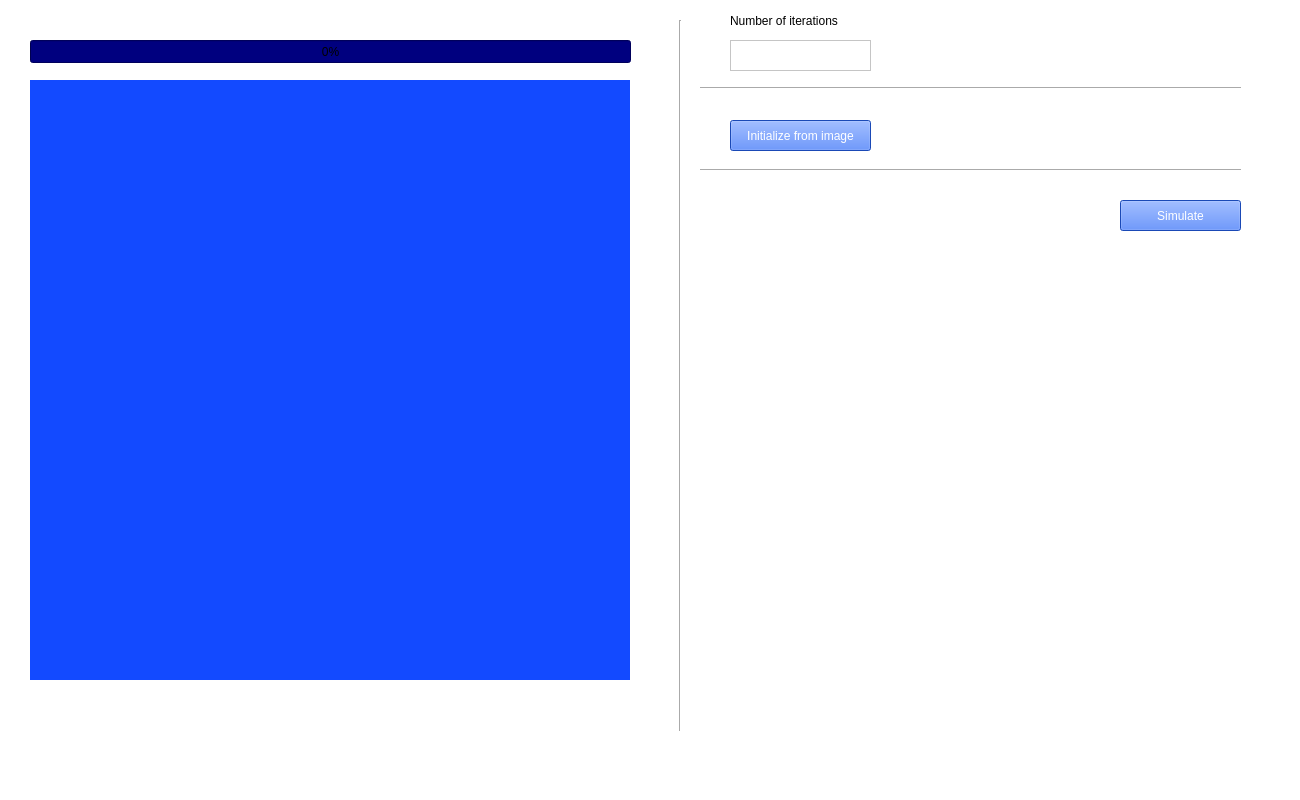
This is mainwindow.ui in chimarry/QtGameOfLife as Qt 5 draws it before an edit. The edited form follows.
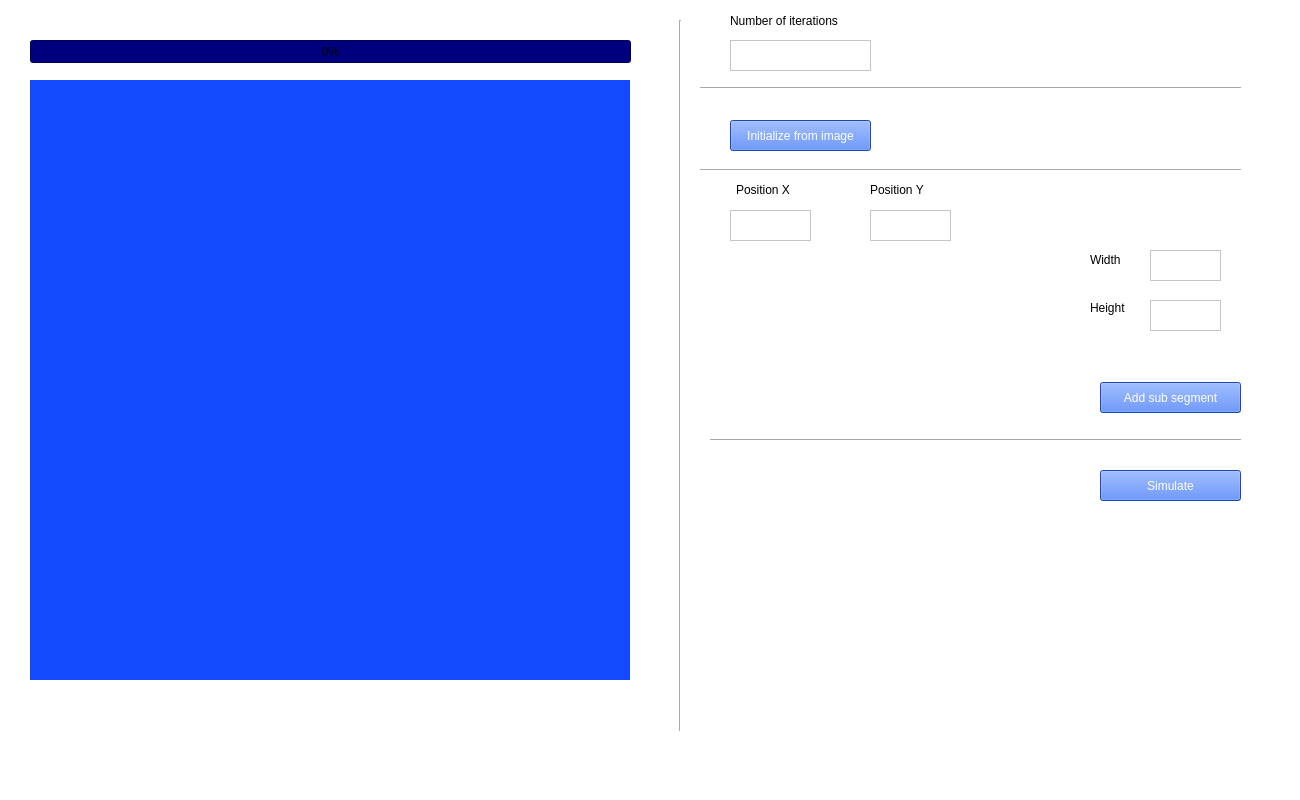
This is the edited form.

What changed in the file:
```diff
--- a/mainwindow.ui
+++ b/mainwindow.ui
@@ -46,9 +46,9 @@
    <widget class="QPushButton" name="simulateButton">
     <property name="geometry">
      <rect>
-      <x>1120</x>
-      <y>200</y>
-      <width>121</width>
+      <x>1100</x>
+      <y>470</y>
+      <width>141</width>
       <height>31</height>
      </rect>
     </property>
@@ -179,6 +179,154 @@
      <string/>
     </property>
    </widget>
+   <widget class="QTextEdit" name="positionX">
+    <property name="geometry">
+     <rect>
+      <x>730</x>
+      <y>210</y>
+      <width>81</width>
+      <height>31</height>
+     </rect>
+    </property>
+   </widget>
+   <widget class="QTextEdit" name="positionY">
+    <property name="geometry">
+     <rect>
+      <x>870</x>
+      <y>210</y>
+      <width>81</width>
+      <height>31</height>
+     </rect>
+    </property>
+   </widget>
+   <widget class="QTextEdit" name="width">
+    <property name="geometry">
+     <rect>
+      <x>1150</x>
+      <y>250</y>
+      <width>71</width>
+      <height>31</height>
+     </rect>
+    </property>
+   </widget>
+   <widget class="QTextEdit" name="height">
+    <property name="geometry">
+     <rect>
+      <x>1150</x>
+      <y>300</y>
+      <width>71</width>
+      <height>31</height>
+     </rect>
+    </property>
+   </widget>
+   <widget class="QLabel" name="label_x">
+    <property name="geometry">
+     <rect>
+      <x>736</x>
+      <y>180</y>
+      <width>61</width>
+      <height>20</height>
+     </rect>
+    </property>
+    <property name="styleSheet">
+     <string notr="true">font: 75 9pt &quot;Sitka Text&quot;;</string>
+    </property>
+    <property name="text">
+     <string>Position X</string>
+    </property>
+   </widget>
+   <widget class="QLabel" name="label_x_2">
+    <property name="geometry">
+     <rect>
+      <x>870</x>
+      <y>180</y>
+      <width>71</width>
+      <height>20</height>
+     </rect>
+    </property>
+    <property name="styleSheet">
+     <string notr="true">font: 75 9pt &quot;Sitka Text&quot;;</string>
+    </property>
+    <property name="text">
+     <string>Position Y</string>
+    </property>
+   </widget>
+   <widget class="QLabel" name="label_2">
+    <property name="geometry">
+     <rect>
+      <x>1090</x>
+      <y>250</y>
+      <width>47</width>
+      <height>20</height>
+     </rect>
+    </property>
+    <property name="styleSheet">
+     <string notr="true">font: 75 9pt &quot;Sitka Text&quot;;</string>
+    </property>
+    <property name="text">
+     <string>Width</string>
+    </property>
+   </widget>
+   <widget class="QLabel" name="label_3">
+    <property name="geometry">
+     <rect>
+      <x>1090</x>
+      <y>300</y>
+      <width>47</width>
+      <height>16</height>
+     </rect>
+    </property>
+    <property name="styleSheet">
+     <string notr="true">font: 75 9pt &quot;Sitka Text&quot;;</string>
+    </property>
+    <property name="text">
+     <string>Height</string>
+    </property>
+   </widget>
+   <widget class="QLabel" name="subSegmentLabel">
+    <property name="geometry">
+     <rect>
+      <x>740</x>
+      <y>270</y>
+      <width>211</width>
+      <height>111</height>
+     </rect>
+    </property>
+    <property name="text">
+     <string/>
+    </property>
+   </widget>
+   <widget class="Line" name="line_4">
+    <property name="geometry">
+     <rect>
+      <x>710</x>
+      <y>430</y>
+      <width>531</width>
+      <height>20</height>
+     </rect>
+    </property>
+    <property name="orientation">
+     <enum>Qt::Horizontal</enum>
+    </property>
+   </widget>
+   <widget class="QPushButton" name="addSubSegmentButton">
+    <property name="geometry">
+     <rect>
+      <x>1100</x>
+      <y>382</y>
+      <width>141</width>
+      <height>31</height>
+     </rect>
+    </property>
+    <property name="styleSheet">
+     <string notr="true">background-color: rgb(37, 102, 255);
+font: 75 10pt &quot;Sitka Text&quot;;
+color: rgb(255, 255, 255);</string>
+    </property>
+    <property name="text">
+     <string>Add sub segment</string>
+    </property>
+   </widget>
   </widget>
   <widget class="QMenuBar" name="menubar">
    <property name="geometry">
```
